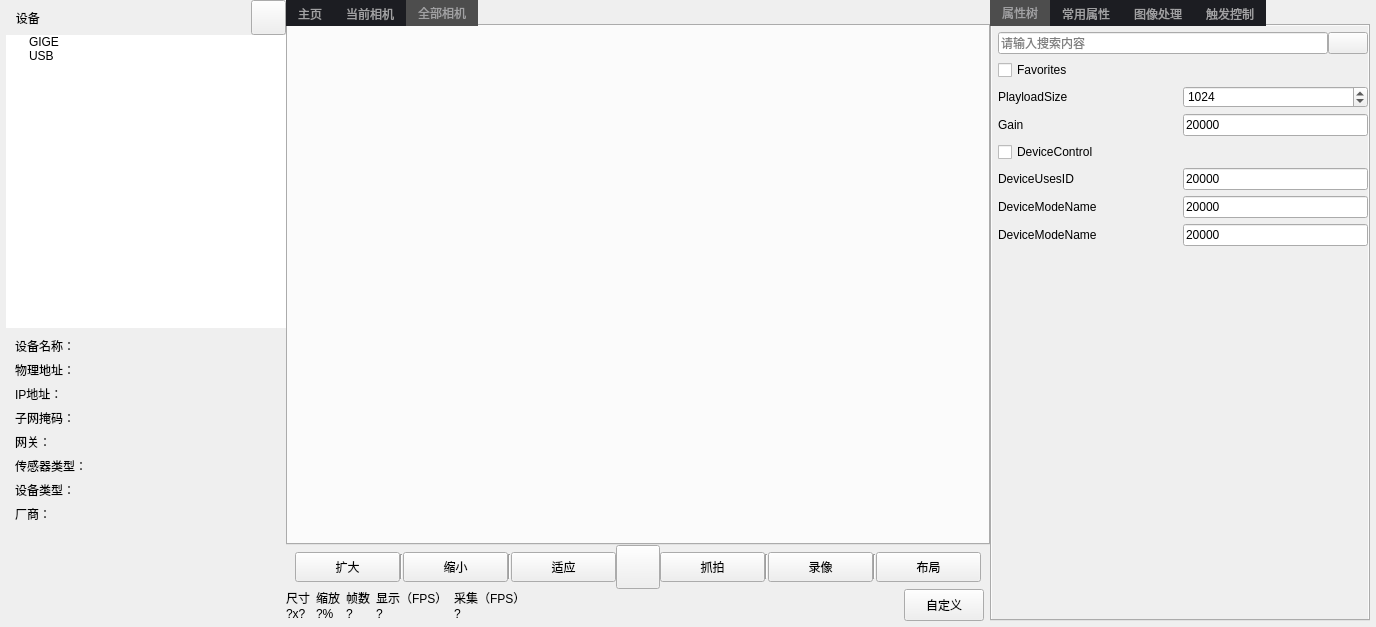
The window that mainwindow.ui (sltruman/mind-vision-example) describes before a commit, drawn with Qt 5.
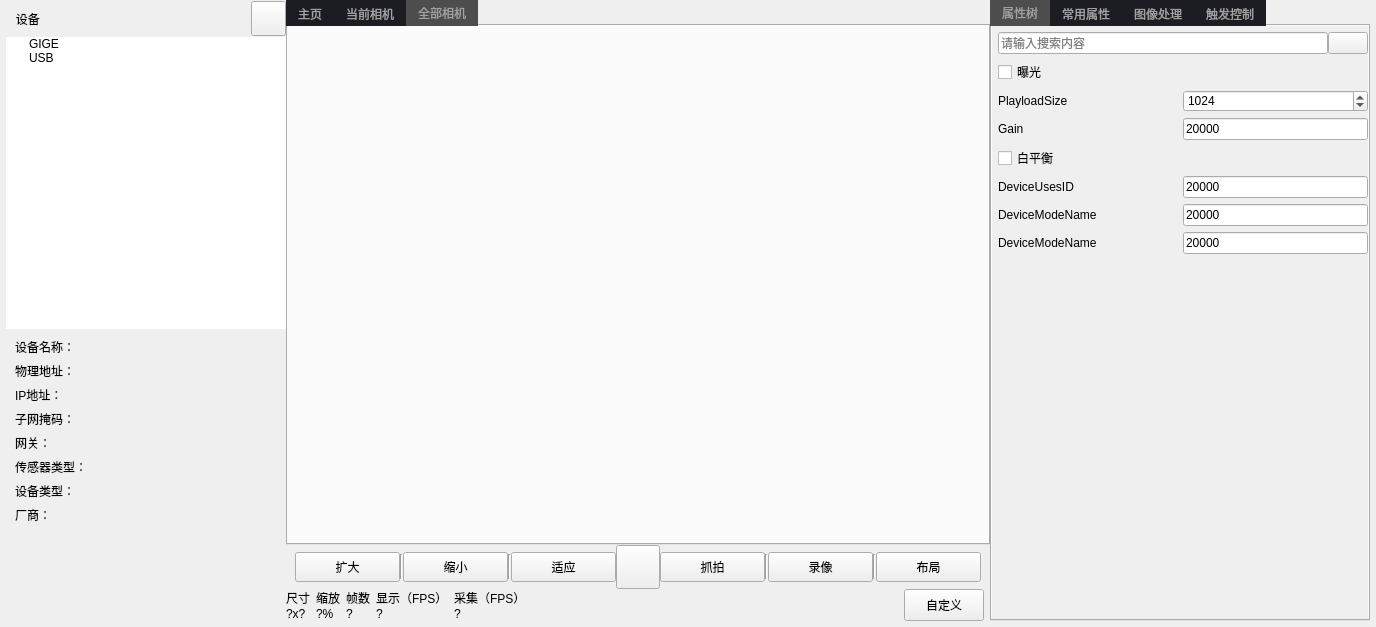
The same window after the commit. The open tabs and pages were chosen to show the change. Icons and pictures are not drawn.

```diff
--- a/mainwindow.ui
+++ b/mainwindow.ui
@@ -71,7 +71,7 @@
          <property name="minimumSize">
           <size>
            <width>0</width>
-           <height>35</height>
+           <height>37</height>
           </size>
          </property>
          <layout class="QHBoxLayout" name="horizontalLayout_59">
@@ -1185,7 +1185,7 @@
                     <string notr="true"/>
                    </property>
                    <property name="text">
-                    <string>Favorites</string>
+                    <string>曝光</string>
                    </property>
                    <property name="checkable">
                     <bool>true</bool>
@@ -1264,7 +1264,7 @@
                     <string notr="true"/>
                    </property>
                    <property name="text">
-                    <string>DeviceControl</string>
+                    <string>白平衡</string>
                    </property>
                    <property name="checkable">
                     <bool>true</bool>
```
Left out of the diff: 25 changed lines with no effect on the pictures.
